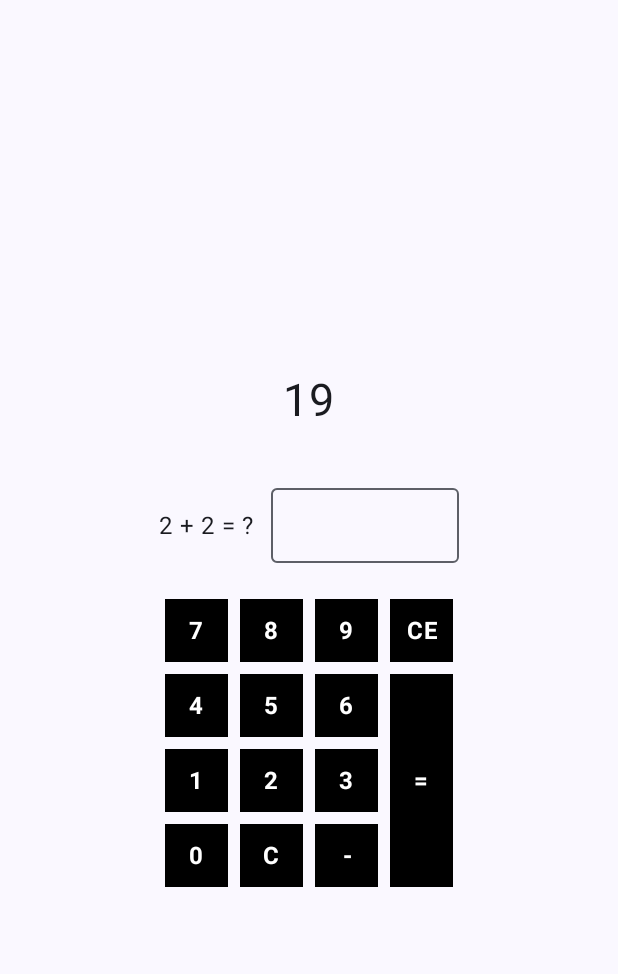
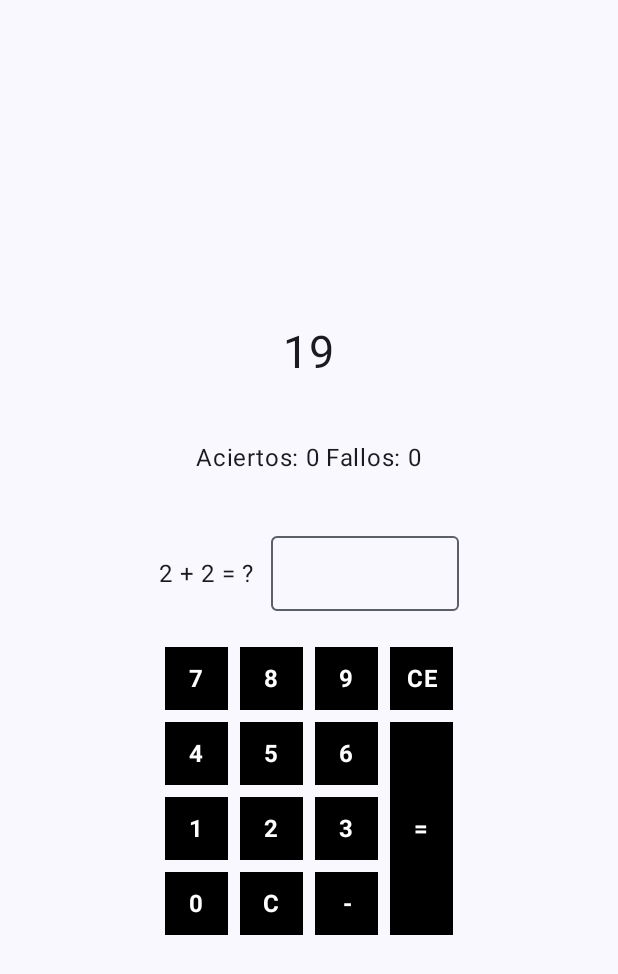
Before and after one commit to Nozferatu/Practica1-PM, an Android app built with Jetpack Compose: the screen it shows after launch (CalculaTronActivity), after a tap on "CalculaTron", on a phone screen of 412 x 824 dp. Shown: the top 974 px of the screen. Run offline under Robolectric (Android 15) with nearby library versions, the phone set to English and light mode, and no system bars.

Commit message:
Añadido recuento de aciertos y fallos

```diff
--- a/app/src/main/java/com/cmj/practica1_pm/CalculaTronActivity.kt
+++ b/app/src/main/java/com/cmj/practica1_pm/CalculaTronActivity.kt
@@ -6,6 +6,7 @@ import androidx.activity.compose.setContent
 import androidx.activity.enableEdgeToEdge
 import androidx.compose.foundation.background
 import androidx.compose.foundation.clickable
+import androidx.compose.foundation.focusable
 import androidx.compose.foundation.layout.Arrangement
 import androidx.compose.foundation.layout.Box
 import androidx.compose.foundation.layout.Column
@@ -41,6 +42,8 @@ import com.cmj.practica1_pm.ui.theme.Practica1PMTheme
 import kotlinx.coroutines.delay
 
 private var respuestaOperacion = mutableStateOf("")
+private var aciertos = mutableIntStateOf(0)
+private var fallos = mutableIntStateOf(0)
 
 class CalculaTronActivity : ComponentActivity() {
     override fun onCreate(savedInstanceState: Bundle?) {
@@ -63,12 +66,26 @@ class CalculaTronActivity : ComponentActivity() {
     }
 }
 
+fun comprobarOperacion() {
+    if(respuestaOperacion.value.toInt() == 4){
+        aciertos.intValue++
+    }else fallos.intValue++
+}
+
 @Composable
 fun Contador(contador: MutableState<Int>){
     Text(modifier = Modifier
         .padding(vertical = 20.dp),
         text = contador.value.toString(),
         fontSize = 30.sp
+    )
+}
+
+@Composable
+fun Estadisticas(){
+    Text(
+        "Aciertos: ${aciertos.intValue} Fallos: ${fallos.intValue}",
+        modifier = Modifier.padding(vertical = 20.dp)
     )
 }
 
@@ -83,7 +100,8 @@ fun Operacion(){
         OutlinedTextField(modifier = Modifier
             .size(width = 125.dp, height = 50.dp),
             value = respuestaOperacion.value,
-            onValueChange = { respuestaOperacion.value = it }
+            onValueChange = { respuestaOperacion.value = it },
+            readOnly = true
         )
     }
 }
@@ -151,8 +169,8 @@ fun Teclado(){
 
         item{
             Column {
-                Tecla("CE")
-                Tecla("=", altura = 150.dp)
+                Tecla("CE", funcion = { respuestaOperacion.value = "" })
+                Tecla("=", altura = 150.dp, funcion = { comprobarOperacion() })
             }
         }
     }
@@ -169,6 +187,7 @@ fun CalculaTron(innerPadding: PaddingValues) {
         verticalArrangement = Arrangement.Center
     ) {
         Contador(contador)
+        Estadisticas()
         Operacion()
         Teclado()
     }
```
